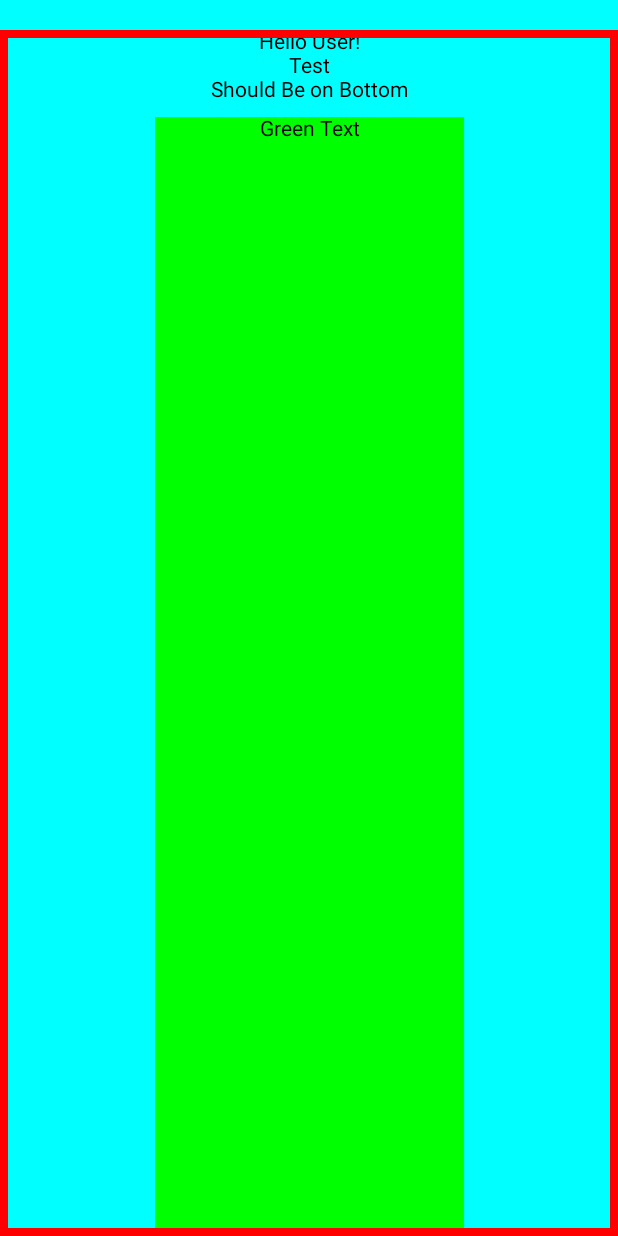
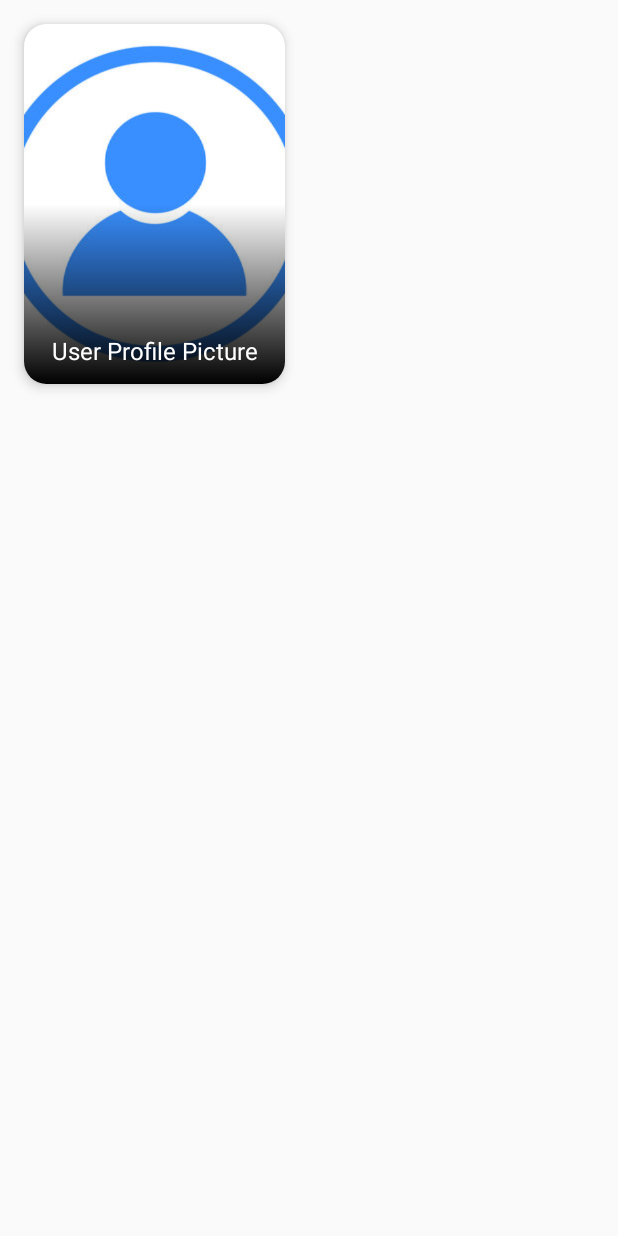
Before and after one commit to darylng154/learning_compose, an Android app built with Jetpack Compose: the screen it shows after launch (MainActivity), on a phone screen of 412 x 824 dp. Run offline under Robolectric (Android 15) with nearby library versions, the phone set to English and light mode, and no system bars.

Commit message:
created ImageCard Custom Composable

```diff
--- a/app/src/main/java/com/example/learning_compose/MainActivity.kt
+++ b/app/src/main/java/com/example/learning_compose/MainActivity.kt
@@ -3,9 +3,11 @@ package com.example.learning_compose
 import android.os.Bundle
 import androidx.activity.ComponentActivity
 import androidx.activity.compose.setContent
+import androidx.compose.foundation.Image
 import androidx.compose.foundation.background
 import androidx.compose.foundation.border
 import androidx.compose.foundation.layout.Arrangement
+import androidx.compose.foundation.layout.Box
 import androidx.compose.foundation.layout.Column
 import androidx.compose.foundation.layout.Row
 import androidx.compose.foundation.layout.Spacer
@@ -17,23 +19,75 @@ import androidx.compose.foundation.layout.heightIn
 import androidx.compose.foundation.layout.offset
 import androidx.compose.foundation.layout.padding
 import androidx.compose.foundation.layout.width
+import androidx.compose.foundation.shape.RoundedCornerShape
+import androidx.compose.material3.Card
+import androidx.compose.material3.CardDefaults
 import androidx.compose.material3.MaterialTheme
 import androidx.compose.material3.Surface
 import androidx.compose.material3.Text
 import androidx.compose.runtime.Composable
 import androidx.compose.ui.Alignment
 import androidx.compose.ui.Modifier
+import androidx.compose.ui.graphics.Brush
 import androidx.compose.ui.graphics.Color
+import androidx.compose.ui.graphics.painter.Painter
+import androidx.compose.ui.layout.ContentScale
+import androidx.compose.ui.platform.LocalDensity
+import androidx.compose.ui.res.painterResource
+import androidx.compose.ui.text.TextStyle
+import androidx.compose.ui.tooling.preview.Devices
 import androidx.compose.ui.tooling.preview.Preview
 import androidx.compose.ui.unit.Dp
 import androidx.compose.ui.unit.dp
+import androidx.compose.ui.unit.sp
 import com.example.learning_compose.ui.theme.Learning_composeTheme
 
 class MainActivity : ComponentActivity() {
     override fun onCreate(savedInstanceState: Bundle?) {
         super.onCreate(savedInstanceState)
         setContent {
-            Greeting(name = "User")
+//            Greeting(name = "User")
+            val painter = painterResource(id = R.drawable.user)
+            val description = "User Profile Picture"
+            Box(modifier = Modifier.fillMaxWidth(0.5f).padding(16.dp))
+            {
+                ImageCard(
+                    painter = painter,
+                    contentDescription = description, title = description,
+                    modifier = Modifier
+                        .height(with(LocalDensity.current){360.toDp()})
+                        .width(with(LocalDensity.current){407.toDp()})
+                )
+            }
+        }
+    }
+}
+
+@Preview(name = "Greeting",showBackground = true)
+@Composable
+fun GreetingPreview() {
+    Learning_composeTheme {
+        Greeting("User")
+    }
+}
+
+@Preview(name = "ImageCardPreview", showBackground = true, device = Devices.PIXEL_4)
+@Composable
+fun ImageCardPreview()
+{
+    val painter = painterResource(id = R.drawable.user)
+    val description = "User Profile Picture"
+    Box(modifier = Modifier.fillMaxSize())
+    {
+        Box(modifier = Modifier.fillMaxWidth(0.5f).padding(16.dp))
+        {
+            ImageCard(
+                painter = painter,
+                contentDescription = description, title = description,
+                modifier = Modifier
+                    .height(with(LocalDensity.current){360.toDp()})
+                    .width(with(LocalDensity.current){407.toDp()})
+            )
         }
     }
 }
@@ -68,7 +122,8 @@ fun Greeting(name: String, modifier: Modifier = Modifier) {
         Spacer(modifier = Modifier.height(10.dp))
 
         Row(
-            modifier = Modifier.background(Color.Green)
+            modifier = Modifier
+                .background(Color.Green)
                 .fillMaxWidth(0.5f)
                 .fillMaxHeight(1f),
             horizontalArrangement = Arrangement.Center
@@ -79,10 +134,49 @@ fun Greeting(name: String, modifier: Modifier = Modifier) {
     }
 }
 
-@Preview(showBackground = true)
 @Composable
-fun GreetingPreview() {
-    Learning_composeTheme {
-        Greeting("User")
+fun ImageCard(painter: Painter, contentDescription: String, title: String, modifier: Modifier = Modifier)
+{
+    Card (
+        modifier = modifier,
+        shape = RoundedCornerShape(15.dp),
+        elevation = CardDefaults.cardElevation(
+            defaultElevation = 5.dp)
+    ){
+        Box()
+        {
+            // widget order: top is bottom of stack
+            // (top is the most bottom layer of the UI, everything below stacks onto of each other)
+            Image(
+                painter = painter,
+                contentDescription = contentDescription,
+                contentScale = ContentScale.Crop
+            )
+            Box(modifier = Modifier
+                .fillMaxSize()
+                .background(Brush.verticalGradient(
+                    colors = listOf(
+                        Color.Transparent,
+                        Color.Black
+                        ),
+                    startY = 180f
+                    )
+                )
+            )
+            Box(
+                modifier = Modifier
+                    .fillMaxSize()
+                    .padding(12.dp),
+                contentAlignment = Alignment.BottomCenter
+            )
+            {
+                Text(
+                    text = title,
+                    // fontSize sp scales w/ user's text size preference while dp doesn't
+                    fontSize = 16.sp,
+                    style = TextStyle(color = Color.White)
+                )
+            }
+        }
     }
 }
```
Also changed, not shown: app/src/main/res/drawable/googlemaps.png (added), app/src/main/res/drawable/user.jpg (added).
